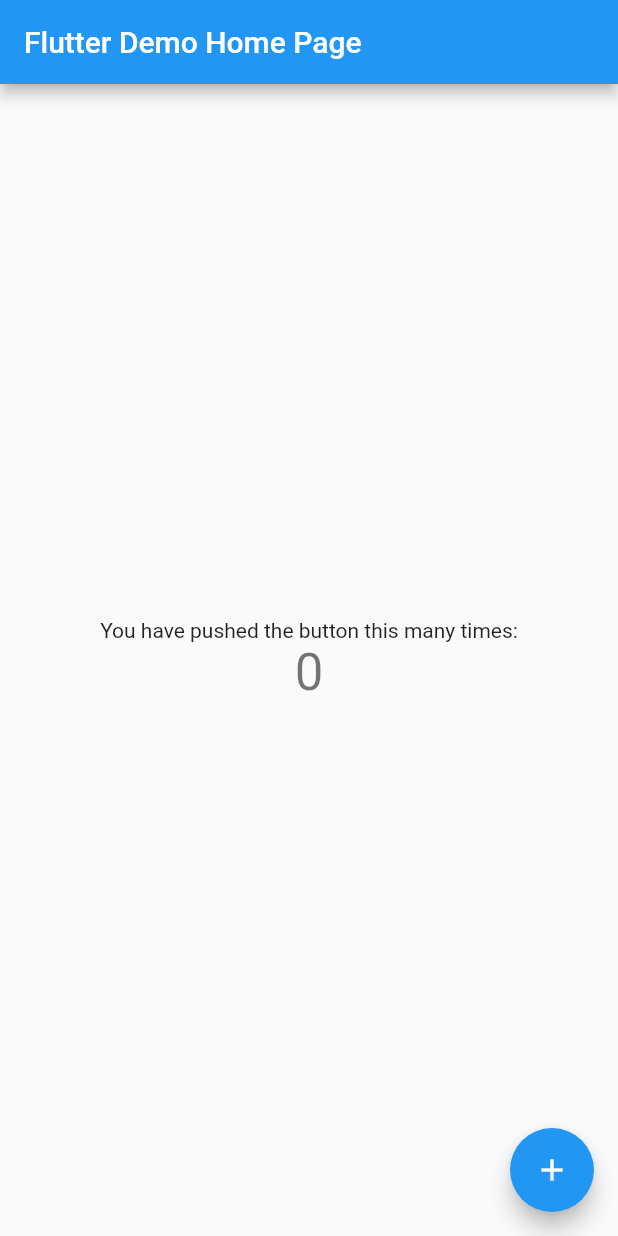
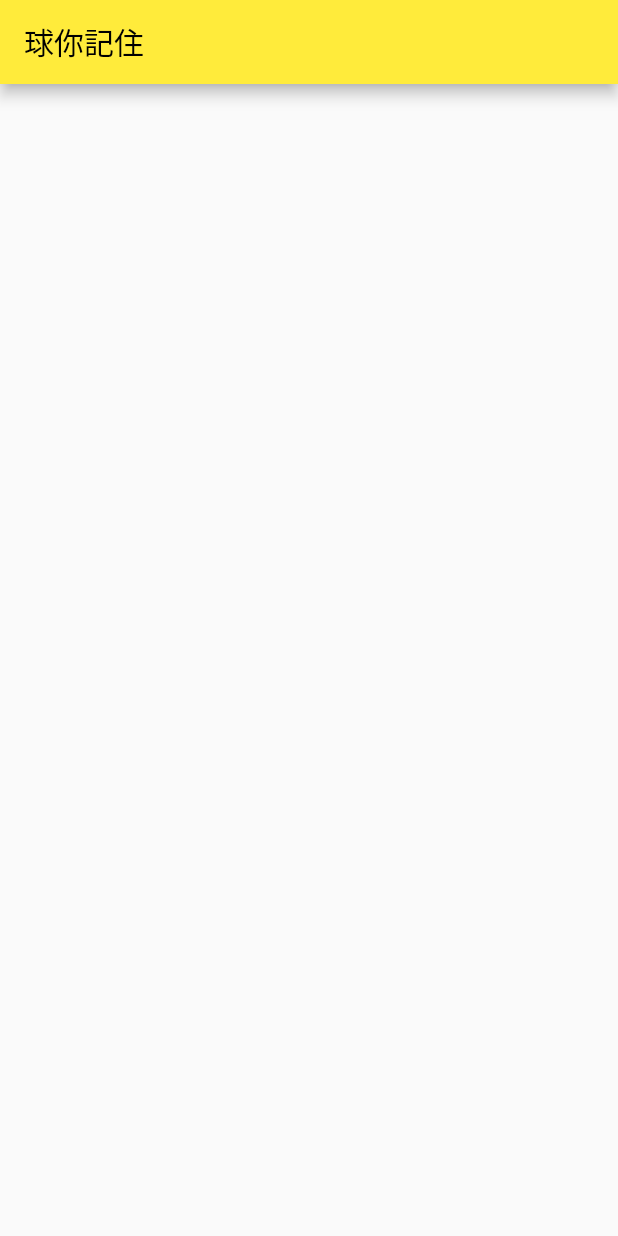
Before and after one commit to Risetto-Kao/baseball_recorder, a Flutter app: the screen it shows after launch, on a phone screen of 412 x 824 dp. Run offline on Flutter 3.47's test engine with Material 2 defaults, Android fonts, the phone set to English and light mode, and no system bars.

Commit message:
build architechture

```diff
--- /dev/null
+++ b/lib/constants/default.dart
@@ -0,0 +1 @@
+const appName = "球你記住";
--- /dev/null
+++ b/lib/constants/strings.dart
@@ -0,0 +1,4 @@
+const firstBase = "一壘";
+const secondBase = "二壘";
+const thirdBase = "三壘";
+const homeBase = "本壘";
--- a/lib/main.dart
+++ b/lib/main.dart
@@ -1,115 +1,23 @@
 import 'package:flutter/material.dart';
+
+import 'presentation/pages/homepage.dart';
 
 void main() {
   runApp(const MyApp());
 }
 
+// todo: add theme here
+// todo: to see how other developer start from an empty app
 class MyApp extends StatelessWidget {
   const MyApp({Key? key}) : super(key: key);
 
-  // This widget is the root of your application.
   @override
   Widget build(BuildContext context) {
     return MaterialApp(
-      title: 'Flutter Demo',
       theme: ThemeData(
-        // This is the theme of your application.
-        //
-        // Try running your application with "flutter run". You'll see the
-        // application has a blue toolbar. Then, without quitting the app, try
-        // changing the primarySwatch below to Colors.green and then invoke
-        // "hot reload" (press "r" in the console where you ran "flutter run",
-        // or simply save your changes to "hot reload" in a Flutter IDE).
-        // Notice that the counter didn't reset back to zero; the application
-        // is not restarted.
-        primarySwatch: Colors.blue,
+        primarySwatch: Colors.yellow,
       ),
-      home: const MyHomePage(title: 'Flutter Demo Home Page'),
+      home: const Homepage(),
     );
   }
 }
-
-class MyHomePage extends StatefulWidget {
-  const MyHomePage({Key? key, required this.title}) : super(key: key);
-
-  // This widget is the home page of your application. It is stateful, meaning
-  // that it has a State object (defined below) that contains fields that affect
-  // how it looks.
-
-  // This class is the configuration for the state. It holds the values (in this
-  // case the title) provided by the parent (in this case the App widget) and
-  // used by the build method of the State. Fields in a Widget subclass are
-  // always marked "final".
-
-  final String title;
-
-  @override
-  State<MyHomePage> createState() => _MyHomePageState();
-}
-
-class _MyHomePageState extends State<MyHomePage> {
-  int _counter = 0;
-
-  void _incrementCounter() {
-    setState(() {
-      // This call to setState tells the Flutter framework that something has
-      // changed in this State, which causes it to rerun the build method below
-      // so that the display can reflect the updated values. If we changed
-      // _counter without calling setState(), then the build method would not be
-      // called again, and so nothing would appear to happen.
-      _counter++;
-    });
-  }
-
-  @override
-  Widget build(BuildContext context) {
-    // This method is rerun every time setState is called, for instance as done
-    // by the _incrementCounter method above.
-    //
-    // The Flutter framework has been optimized to make rerunning build methods
-    // fast, so that you can just rebuild anything that needs updating rather
-    // than having to individually change instances of widgets.
-    return Scaffold(
-      appBar: AppBar(
-        // Here we take the value from the MyHomePage object that was created by
-        // the App.build method, and use it to set our appbar title.
-        title: Text(widget.title),
-      ),
-      body: Center(
-        // Center is a layout widget. It takes a single child and positions it
-        // in the middle of the parent.
-        child: Column(
-          // Column is also a layout widget. It takes a list of children and
-          // arranges them vertically. By default, it sizes itself to fit its
-          // children horizontally, and tries to be as tall as its parent.
-          //
-          // Invoke "debug painting" (press "p" in the console, choose the
-          // "Toggle Debug Paint" action from the Flutter Inspector in Android
-          // Studio, or the "Toggle Debug Paint" command in Visual Studio Code)
-          // to see the wireframe for each widget.
-          //
-          // Column has various properties to control how it sizes itself and
-          // how it positions its children. Here we use mainAxisAlignment to
-          // center the children vertically; the main axis here is the vertical
-          // axis because Columns are vertical (the cross axis would be
-          // horizontal).
-          mainAxisAlignment: MainAxisAlignment.center,
-          children: <Widget>[
-            const Text(
-              'You have pushed the button this many times:',
-            ),
-            Text(
-              '$_counter',
-              style: Theme.of(context).textTheme.headline4,
-            ),
-          ],
-        ),
-      ),
-      floatingActionButton: FloatingActionButton(
-        onPressed: _incrementCounter,
-        tooltip: 'Increment',
-        child: const Icon(Icons.add),
-      ), // This trailing comma makes auto-formatting nicer for build methods.
-    );
-  }
-}
--- /dev/null
+++ b/lib/presentation/pages/homepage.dart
@@ -0,0 +1,16 @@
+import 'package:flutter/material.dart';
+import 'package:baseball_recorder/constants/default.dart' as Constants;
+
+class Homepage extends StatelessWidget {
+  const Homepage({Key? key}) : super(key: key);
+
+  @override
+  Widget build(BuildContext context) {
+    return Scaffold(
+      appBar: AppBar(
+        title: const Text(Constants.appName),
+      ),
+      body: Container(),
+    );
+  }
+}
```
Also changed, not shown: 1 other file.
